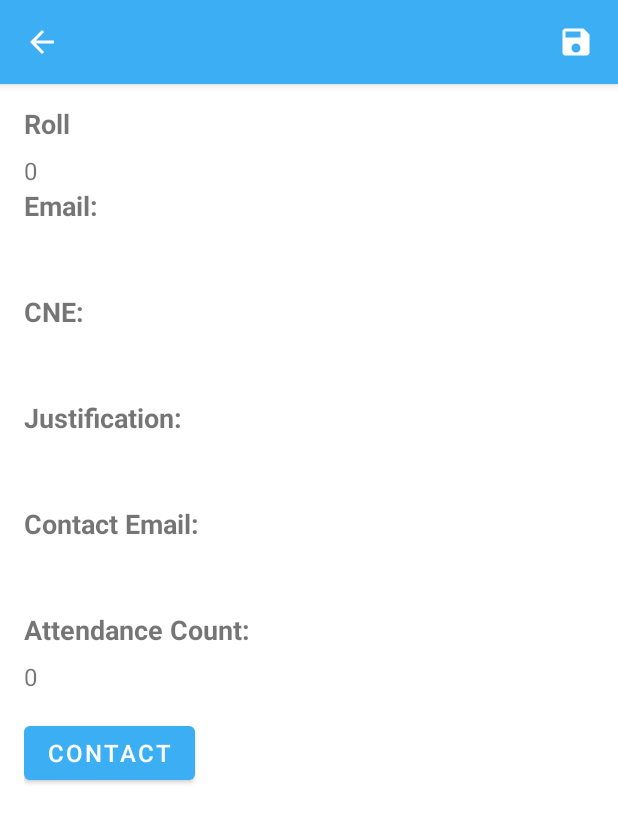
After one commit to SoukainaNadir/StudentTrack, an Android app: the AbsentDetailsActivity screen opened directly, with no data from a screen before it, on a phone screen of 412 x 824 dp. The commit adds this screen. Shown: the top 823 px of the screen. Run offline under Robolectric (Android 15) with nearby library versions, the phone set to English and light mode, and no system bars.

Commit message:
student details

```diff
--- a/app/src/main/AndroidManifest.xml
+++ b/app/src/main/AndroidManifest.xml
@@ -11,6 +11,12 @@
         android:supportsRtl="true"
         android:theme="@style/Theme.StudentTrack"
         tools:targetApi="31">
+        <activity
+            android:name=".StartActivity"
+            android:exported="false" />
+        <activity
+            android:name=".AbsentDetailsActivity"
+            android:exported="false" />
         <activity
             android:name=".SheetActivity"
             android:exported="false" />
--- /dev/null
+++ b/app/src/main/java/com/example/studenttrack/AbsentDetailsActivity.java
@@ -0,0 +1,106 @@
+package com.example.studenttrack;
+
+import androidx.appcompat.app.AppCompatActivity;
+import androidx.appcompat.widget.Toolbar;
+
+import android.database.Cursor;
+import android.database.sqlite.SQLiteDatabase;
+import android.os.Bundle;
+import android.util.Log;
+import android.view.View;
+import android.widget.ImageButton;
+import android.widget.TextView;
+
+public class AbsentDetailsActivity extends AppCompatActivity {
+
+    private String className;
+    private String subjectName;
+
+    private int roll;
+
+
+    private TextView rollTextView;
+
+    private DBHelper dbHelper;
+    TextView attendance_count_textview;
+
+
+
+    @Override
+    protected void onCreate(Bundle savedInstanceState) {
+        super.onCreate(savedInstanceState);
+        setContentView(R.layout.activity_absent_details);
+
+
+        className = getIntent().getStringExtra("className");
+        subjectName = getIntent().getStringExtra("subjectName");
+        roll = getIntent().getIntExtra("roll", 0);
+
+
+
+
+        // Find the TextView in your layout
+        attendance_count_textview = findViewById(R.id.attendance_count_textview);
+
+        // Create an instance of DBHelper
+        dbHelper = new DBHelper(this);
+
+        // Retrieve the cursor with absence count for each student
+        Cursor cursor = dbHelper.countStudentAbsences();
+
+        // Find the absence count for the student with the specific roll
+        int absenceCount = 0;
+        if (cursor.moveToFirst()) {
+            do {
+                int studentId = cursor.getInt(cursor.getColumnIndexOrThrow(DBHelper.S_ID));
+                if (studentId == roll) {
+                    absenceCount = cursor.getInt(cursor.getColumnIndexOrThrow("AbsenceCount"));
+                    break;
+                }
+            } while (cursor.moveToNext());
+        }
+        cursor.close();
+
+        // Set the absence count string as the text of the TextView
+        attendance_count_textview.setText(String.valueOf(absenceCount));
+
+
+        rollTextView = findViewById(R.id.roll_textview);
+        rollTextView.setText(String.valueOf(roll));
+
+        setToolbar();
+
+
+    }
+
+
+
+
+
+    private void setToolbar() {
+            Toolbar toolbar = findViewById(R.id.toolbar);
+
+
+            // Find the views for title, subtitle, and back button
+            TextView title = toolbar.findViewById(R.id.title_toolbar);
+            TextView subtitle = toolbar.findViewById(R.id.subtitle_toolbar);
+            ImageButton backButton = findViewById(R.id.back);
+
+
+            Log.d("SheetActivity", "className: " + className);
+            Log.d("SheetActivity", "subjectName: " + subjectName);
+
+            // Set the title and subtitle text
+            title.setText(className);
+            subtitle.setText(subjectName);
+
+            // Set a click listener for the back button
+            backButton.setOnClickListener(new View.OnClickListener() {
+                @Override
+                public void onClick(View v) {
+                    // Handle back button click
+                    onBackPressed();
+                }
+            });
+        }
+}
--- a/app/src/main/java/com/example/studenttrack/DBHelper.java
+++ b/app/src/main/java/com/example/studenttrack/DBHelper.java
@@ -1,15 +1,11 @@
 package com.example.studenttrack;
 
-import android.annotation.SuppressLint;
 import android.content.ContentValues;
 import android.content.Context;
 import android.database.Cursor;
 import android.database.SQLException;
 import android.database.sqlite.SQLiteDatabase;
 import android.database.sqlite.SQLiteOpenHelper;
-import android.renderscript.Sampler;
-
-import androidx.annotation.Nullable;
 
 public class DBHelper extends SQLiteOpenHelper {
 
@@ -67,7 +63,7 @@ public class DBHelper extends SQLiteOpenHelper {
 
     //STATUS TABLE
 
-    private static final String STATUS_TABLE_NAME = "STATUS_TABLE";
+    public static final String STATUS_TABLE_NAME = "STATUS_TABLE";
     public static final String STATUS_ID = "STATUS_ID";
     public static final String DATE_KEY = "STATUS_DATE";
     public static final String STATUS_KEY = "STATUS";
@@ -263,5 +259,22 @@ public class DBHelper extends SQLiteOpenHelper {
         return database.query(STATUS_TABLE_NAME,new String[]{DATE_KEY},C_ID+"="+cid,null,"substr("+DATE_KEY+",4,7)",null,null);
     }
 
+    public Cursor countStudentAbsences() {
+        SQLiteDatabase database = this.getReadableDatabase();
+        String[] columns = {S_ID, "COUNT(" + STATUS_KEY + ") AS AbsenceCount"};
+        String selection = STATUS_KEY + " = ?";
+        String[] selectionArgs = {"A"};
+        String groupBy = S_ID;
+        Cursor cursor = database.query(STATUS_TABLE_NAME, columns, selection, selectionArgs, groupBy, null, null);
+        return cursor;
+    }
+
+
+
+
+
+
+
+
 
 }
--- a/app/src/main/java/com/example/studenttrack/Studentitem.java
+++ b/app/src/main/java/com/example/studenttrack/Studentitem.java
@@ -1,4 +1,7 @@
 package com.example.studenttrack;
+
+
+
 
 public class Studentitem {
 
--- /dev/null
+++ b/app/src/main/res/layout/activity_absent_details.xml
@@ -0,0 +1,132 @@
+<?xml version="1.0" encoding="utf-8"?>
+
+<RelativeLayout xmlns:android="http://schemas.android.com/apk/res/android"
+    android:layout_width="match_parent"
+    android:layout_height="match_parent"
+    >
+
+    <include
+        layout="@layout/toolbar"/>
+
+   <RelativeLayout
+       android:layout_width="match_parent"
+       android:layout_height="match_parent"
+       android:paddingLeft="16dp"
+       android:layout_marginTop="60dp">
+        <TextView
+            android:id="@+id/roll_label_textview"
+            android:layout_width="wrap_content"
+            android:layout_height="wrap_content"
+            android:layout_marginTop="10dp"
+            android:text="Roll"
+            android:textSize="18sp"
+            android:textStyle="bold" />
+
+        <TextView
+            android:id="@+id/roll_textview"
+            android:layout_width="wrap_content"
+            android:layout_height="wrap_content"
+            android:layout_below="@id/roll_label_textview"
+            android:layout_marginTop="8dp"
+            android:textSize="16sp" />
+
+        <TextView
+            android:id="@+id/email_label_textview"
+            android:layout_width="wrap_content"
+            android:layout_height="wrap_content"
+            android:layout_below="@id/roll_textview"
+            android:text="Email:"
+            android:textSize="18sp"
+            android:textStyle="bold" />
+
+        <TextView
+            android:id="@+id/email_textview"
+            android:layout_width="wrap_content"
+            android:layout_height="wrap_content"
+            android:layout_below="@id/email_label_textview"
+            android:layout_marginTop="8dp"
+            android:textSize="16sp" />
+
+        <TextView
+            android:id="@+id/cne_label_textview"
+            android:layout_width="wrap_content"
+            android:layout_height="wrap_content"
+            android:layout_below="@id/email_textview"
+            android:layout_marginTop="16dp"
+            android:text="CNE:"
+            android:textSize="18sp"
+            android:textStyle="bold" />
+
+        <TextView
+            android:id="@+id/cne_textview"
+            android:layout_width="wrap_content"
+            android:layout_height="wrap_content"
+            android:layout_below="@id/cne_label_textview"
+            android:layout_marginTop="8dp"
+            android:textSize="16sp" />
+
+        <TextView
+            android:id="@+id/justification_label_textview"
+            android:layout_width="wrap_content"
+            android:layout_height="wrap_content"
+            android:layout_below="@id/cne_textview"
+            android:layout_marginTop="16dp"
+            android:text="Justification:"
+            android:textSize="18sp"
+            android:textStyle="bold" />
+
+        <TextView
+            android:id="@+id/justification_textview"
+            android:layout_width="wrap_content"
+            android:layout_height="wrap_content"
+            android:layout_below="@id/justification_label_textview"
+            android:layout_marginTop="8dp"
+            android:textSize="16sp" />
+
+        <TextView
+            android:id="@+id/contact_email_label_textview"
+            android:layout_width="wrap_content"
+            android:layout_height="wrap_content"
+            android:layout_below="@id/justification_textview"
+            android:layout_marginTop="16dp"
+            android:text="Contact Email:"
+            android:textSize="18sp"
+            android:textStyle="bold" />
+
+        <TextView
+            android:id="@+id/contact_email_textview"
+            android:layout_width="wrap_content"
+            android:layout_height="wrap_content"
+            android:layout_below="@id/contact_email_label_textview"
+            android:layout_marginTop="8dp"
+            android:textSize="16sp" />
+       <TextView
+           android:id="@+id/attendance_count_label_textview"
+           android:layout_width="wrap_content"
+           android:layout_height="wrap_content"
+           android:layout_below="@id/contact_email_textview"
+           android:layout_marginTop="16dp"
+           android:text="Attendance Count:"
+           android:textSize="18sp"
+           android:textStyle="bold" />
+
+       <TextView
+           android:id="@+id/attendance_count_textview"
+           android:layout_width="wrap_content"
+           android:layout_height="wrap_content"
+           android:layout_below="@id/attendance_count_label_textview"
+           android:layout_marginTop="8dp"
+           android:textSize="16sp" />
+
+       <Button
+           android:id="@+id/contact_button"
+           android:layout_width="wrap_content"
+           android:layout_height="wrap_content"
+           android:layout_below="@id/attendance_count_textview"
+           android:layout_marginTop="16dp"
+           android:text="Contact"
+           android:textSize="16sp" />
+
+   </RelativeLayout>
+
+</RelativeLayout>
--- a/app/src/main/res/layout/activity_sheet.xml
+++ b/app/src/main/res/layout/activity_sheet.xml
@@ -20,6 +20,7 @@
             android:scrollbars="none">
 
             <LinearLayout
+                android:padding="16dp"
                 android:layout_width="wrap_content"
                 android:layout_height="wrap_content">
                 <TableLayout
```
Also changed, not shown: app/src/main/java/com/example/studenttrack/HomeProfActivity.java (+4 -3 lines), app/src/main/java/com/example/studenttrack/SheetActivity.java (+49 -5 lines), app/src/main/java/com/example/studenttrack/SheetListActivity.java (+53 -6 lines), app/src/main/java/com/example/studenttrack/StartActivity.java (added, +14 -0 lines), app/src/main/java/com/example/studenttrack/StudentActivity.java (+28 -1 lines), app/src/main/java/com/example/studenttrack/StudentAdapter.java (+6 -2 lines), app/src/main/res/layout/activity_start.xml (added, +9 -0 lines).
